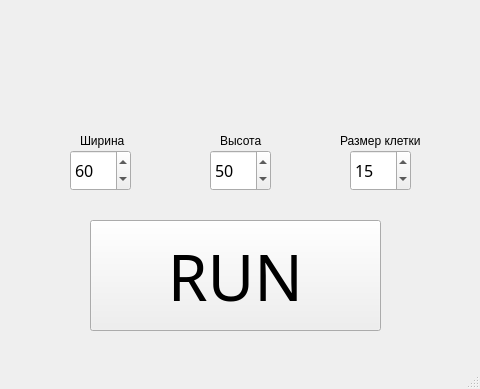
Sobaka12345/MistaSnake, file MainWindow.ui: the form before one commit.
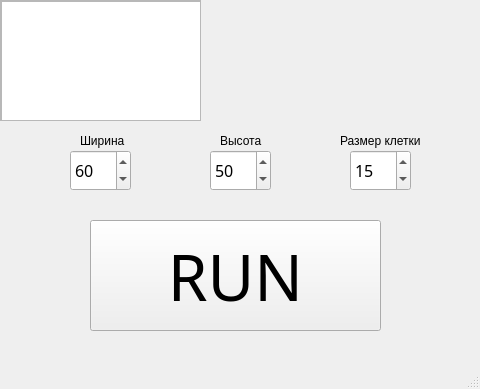
The form after the commit.

Patch:
```diff
--- a/MainWindow.ui
+++ b/MainWindow.ui
@@ -138,6 +138,39 @@
      <string>RUN</string>
     </property>
    </widget>
+   <widget class="QScrollArea" name="scrollArea">
+    <property name="geometry">
+     <rect>
+      <x>0</x>
+      <y>0</y>
+      <width>201</width>
+      <height>121</height>
+     </rect>
+    </property>
+    <property name="widgetResizable">
+     <bool>true</bool>
+    </property>
+    <widget class="QWidget" name="scrollAreaWidgetContents">
+     <property name="geometry">
+      <rect>
+       <x>0</x>
+       <y>0</y>
+       <width>199</width>
+       <height>119</height>
+      </rect>
+     </property>
+     <widget class="QListView" name="listView">
+      <property name="geometry">
+       <rect>
+        <x>0</x>
+        <y>0</y>
+        <width>201</width>
+        <height>121</height>
+       </rect>
+      </property>
+     </widget>
+    </widget>
+   </widget>
   </widget>
   <widget class="QMenuBar" name="menubar">
    <property name="geometry">
```
